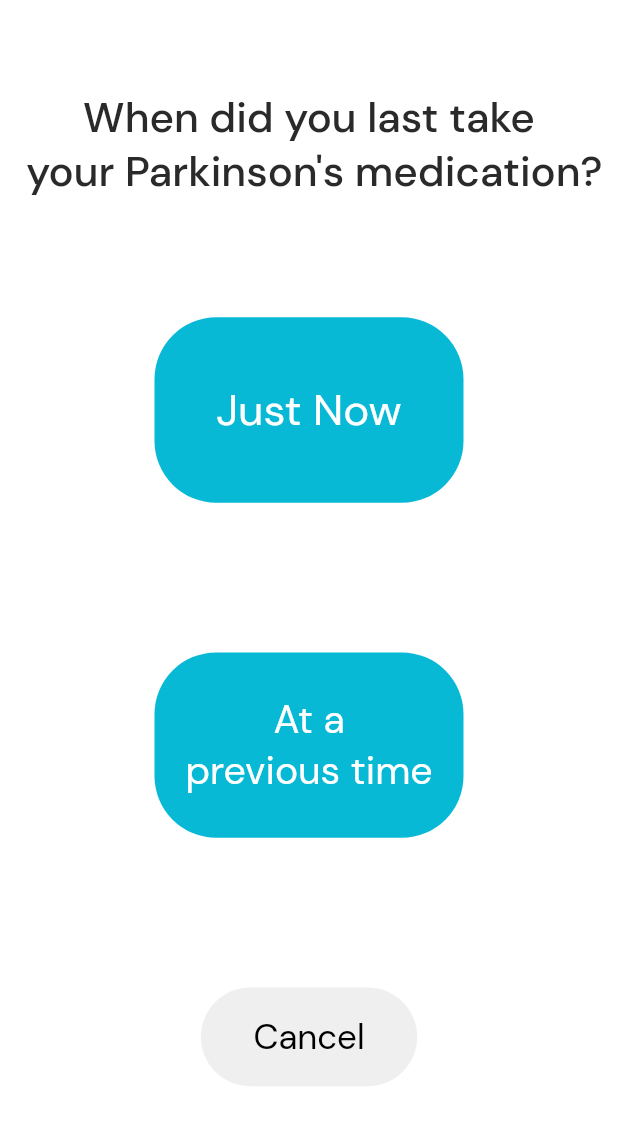
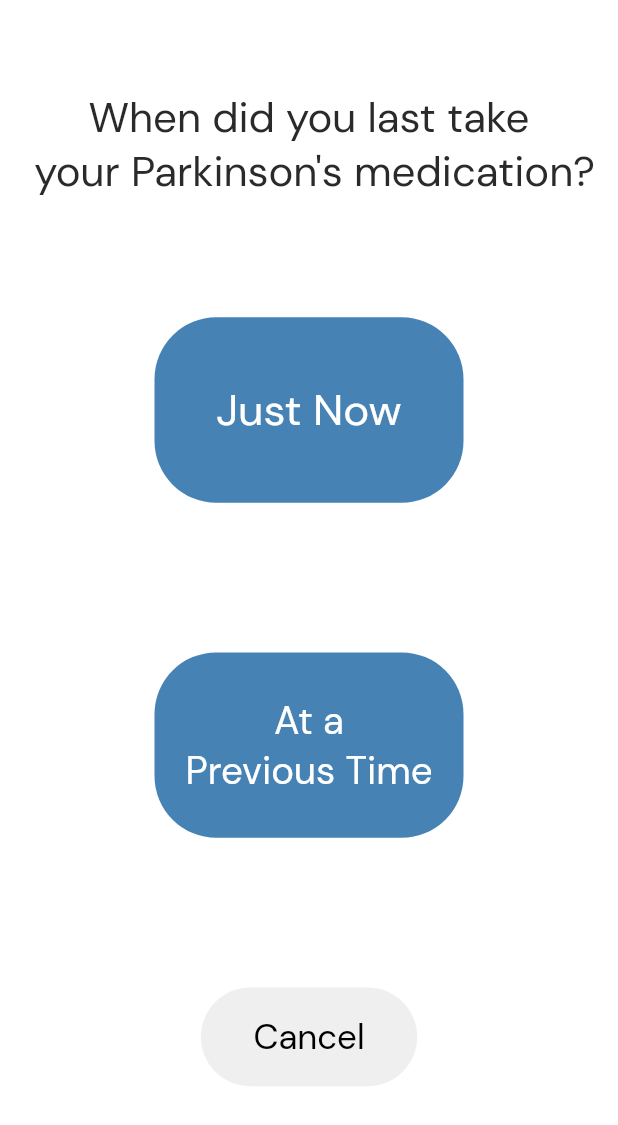
Before and after one commit to UBC-CIC/parkinsons-survey-app, a Flutter app: the PatientHomePage screen opened directly, after a tap on an icon or button, on a phone screen of 412 x 824 dp. Shown: the top 1125 px of the screen. Run offline on Flutter 3.47's test engine with Material 2 defaults, Android fonts, the phone set to English and light mode, and no system bars; our stand-ins replace awesome_notifications, flutter_spinkit, localstorage, shared_preferences; missing offline and left inert: animated_check, animated_cross, flutter_screen_lock, gaimon, survey_kit; accounts and stored records are empty.

```diff
--- a/lib/custom_selection_list_tile.dart
+++ b/lib/custom_selection_list_tile.dart
@@ -23,7 +23,7 @@ class CustomSelectionListTile extends StatelessWidget {
       if (states.any(interactiveStates.contains)) {
         return Colors.blue;
       }
-      return Colors.cyan;
+      return Color(0xff00A2C8);
     }
 
     return Column(
@@ -39,7 +39,7 @@ class CustomSelectionListTile extends StatelessWidget {
                   text,
                   textAlign: TextAlign.start,
                   style: TextStyle(
-                    color: isSelected? Colors.cyan: Colors.black,
+                    color: isSelected? Color(0xff00A2C8): Colors.black,
                     fontFamily: 'DMSans-Regualar',
                     fontSize: 26
                   )
--- a/lib/main.dart
+++ b/lib/main.dart
@@ -1,7 +1,7 @@
 import 'package:flutter/cupertino.dart';
 import 'package:flutter/material.dart';
 import 'package:parkinsons_app/patient_home_page.dart';
-import 'package:parkinsons_app/trial_start_page.dart';
+import 'package:parkinsons_app/start_study_page.dart';
 import 'package:shared_preferences/shared_preferences.dart';
 import 'package:awesome_notifications/awesome_notifications.dart';
 
@@ -78,7 +78,7 @@ class _PageRouterState extends State<PageRouter> {
       if (context.mounted) {
         Navigator.of(context).push(
           PageRouteBuilder(
-            pageBuilder: (_, __, ___) => const TrialStartPage(),
+            pageBuilder: (_, __, ___) => const StudyStartPage(),
             transitionDuration: const Duration(milliseconds: 250),
             transitionsBuilder: (_, a, __, c) => FadeTransition(opacity: a, child: c),
           ),
--- /dev/null
+++ b/lib/medication_now_or_previous.dart
@@ -0,0 +1,164 @@
+import 'dart:core';
+import 'package:flutter/foundation.dart';
+import 'package:flutter/material.dart';
+import 'package:intl/intl.dart';
+import 'package:parkinsons_app/medication_confirmation_page.dart';
+import 'package:parkinsons_app/medication_time_picking_page.dart';
+
+class MedicationNowPrevious extends StatefulWidget {
+  const MedicationNowPrevious({
+    Key? key,
+  }) : super(key: key);
+
+
+  @override
+  State<MedicationNowPrevious> createState() => _MedicationNowPreviousState();
+}
+
+class _MedicationNowPreviousState extends State<MedicationNowPrevious> {
+
+  @override
+  void initState() {
+    super.initState();
+  }
+
+
+  //Formats time zone offset to be in +/-xx:xx format
+  String dateTimeToString(DateTime time) {
+    String twoDigits(int n) {
+      if (n >= 10) return '$n';
+      return '0$n';
+    }
+    final duration = time.timeZoneOffset, hours = duration.inHours, minutes = duration.inMinutes.remainder(60).abs().toInt();
+    DateFormat outputFormat = DateFormat("yyyy-MM-dd HH:mm:ss");
+    String outputTimeString = outputFormat.format(time);
+
+    return '$outputTimeString${hours > 0 ? '+' : '-'}${twoDigits(hours.abs())}:${twoDigits(minutes)}';
+  }
+
+  @override
+  Widget build(BuildContext context) {
+
+
+    double height = MediaQuery.of(context).size.height;
+    double width = MediaQuery.of(context).size.width;
+
+    return MaterialApp(
+      home: Scaffold(
+        backgroundColor: Colors.white,
+        extendBodyBehindAppBar: false,
+        body: Center(
+          child: Column(
+            mainAxisAlignment: MainAxisAlignment.spaceEvenly,
+            crossAxisAlignment: CrossAxisAlignment.center,
+            children: [
+              Padding(
+                padding: EdgeInsets.fromLTRB(0, 0.0 * height, 0, 0.0 * height),
+                child: const Text(
+                  'When did you last take\n your Parkinson\'s medication?',
+                  textAlign: TextAlign.center,
+                  style: TextStyle(
+                    fontFamily: 'DMSans-Regular',
+                    color: Color(0xff2A2A2A),
+                    fontSize: 28,
+                  ),
+                ),
+              ),
+              Padding(
+                padding: const EdgeInsets.fromLTRB(0,20,0,20),
+                child: SizedBox(
+                  width: 0.5*width,
+                  height: 0.15*height,
+                  child: ElevatedButton(
+                    onPressed: () {
+                      String timestamp = dateTimeToString(DateTime.now());
+                      if (kDebugMode) {
+                        print(timestamp);
+                      }
+                      Navigator.push(context, MaterialPageRoute(builder: (context) => RecordMedicationConfirmation(justTaken: true, timeStamp: timestamp, formattedTimeStamp: '',)));
+                      // Navigator.push(context, MaterialPageRoute(builder: (context) => const RecordMedicationConfirmation(justTaken: true, timeStamp: ));
+                    },
+                    style: ElevatedButton.styleFrom(
+                        elevation: 0,
+                        backgroundColor: const Color(0xff4682b4),
+                        shape: RoundedRectangleBorder(
+                          borderRadius: BorderRadius.circular(0.05*height),
+                          //border radius equal to or more than 50% of width
+                        )),
+                    child: SizedBox(
+                      width: 0.3*width,
+                      height: 0.15*height,
+                      child: const FittedBox(
+                        fit: BoxFit.scaleDown,
+                        child: Text(
+                          'Just Now',
+                          style: TextStyle(fontSize: 40, fontFamily: 'DMSans-Regular'),
+                          textAlign: TextAlign.center,
+                        ),),),
+                  ),
+                ),
+              ),
+              Padding(
+                padding: const EdgeInsets.fromLTRB(0,20,0,20),
+                child: SizedBox(
+                  width: 0.5*width,
+                  height: 0.15*height,
+                  child: ElevatedButton(
+                    onPressed: () {
+                      Navigator.push(context, MaterialPageRoute(builder: (context) => MedicationTimePicking()));
+                    },
+                    style: ElevatedButton.styleFrom(
+                        elevation: 0,
+                        backgroundColor: const Color(0xff4682b4),
+                        shape: RoundedRectangleBorder(
+                          borderRadius: BorderRadius.circular(0.05*height),
+                          //border radius equal to or more than 50% of width
+                        )),
+                    child: SizedBox(
+                      width: 0.4*width,
+                      height: 0.1*height,
+                      child: const FittedBox(
+                        fit: BoxFit.scaleDown,
+                        child: Text(
+                          'At a\nPrevious Time',
+                          style: TextStyle(fontSize: 40, fontFamily: 'DMSans-Regular'),
+                          textAlign: TextAlign.center,
+                        ),),),
+                  ),
+                ),
+              ),
+              Padding(
+                padding: const EdgeInsets.fromLTRB(0,20,0,40),
+                child: SizedBox(
+                  width: 0.35*width,
+                  height: 0.08*height,
+                  child: ElevatedButton(
+                    onPressed: () {
+                      Navigator.pop(context);
+                    },
+                    style: ElevatedButton.styleFrom(
+                        elevation: 0,
+                        backgroundColor: const Color(0xffefefef),
+                        shape: RoundedRectangleBorder(
+                          borderRadius: BorderRadius.circular(0.05*height),
+                        )),
+                    child: SizedBox(
+                      width: 0.18*width,
+                      height: 0.07*height,
+                      child: const FittedBox(
+                        fit: BoxFit.scaleDown,
+                        child: Text(
+                          'Cancel',
+                          style: TextStyle(fontSize: 30, fontFamily: 'DMSans-Regular', color: Colors.black),
+                          textAlign: TextAlign.center,
+                        ),),),
+                  ),
+                ),
+              ),
+            ],
+          ),
+        ),
+      ),
+    );
+  }
+}
--- a/lib/patient_home_page.dart
+++ b/lib/patient_home_page.dart
@@ -2,9 +2,11 @@ import 'package:awesome_notifications/awesome_notifications.dart';
 import 'package:flutter/material.dart';
 import 'package:parkinsons_app/admin_page.dart';
 import 'package:parkinsons_app/medication_confirmation_page.dart';
-import 'package:parkinsons_app/record_medication_time_page.dart';
+import 'package:parkinsons_app/medication_now_or_previous.dart';
 import 'package:parkinsons_app/survey.dart';
 import 'package:flutter_screen_lock/flutter_screen_lock.dart';
+import 'package:parkinsons_app/survey_now_or_previous.dart';
+import 'package:parkinsons_app/survey_time_picking_page.dart';
 import 'package:shared_preferences/shared_preferences.dart';
 
 class PatientHomePage extends StatefulWidget {
@@ -68,11 +70,11 @@ class _PatientHomePageState extends State<PatientHomePage> {
                 height: 0.2*height,
                 child: ElevatedButton(
                   onPressed: () {
-                    Navigator.push(context, MaterialPageRoute(builder: (context) => const Survey()));
+                    Navigator.push(context, MaterialPageRoute(builder: (context) => const SurveyNowPrevious()));
                   },
                   style: ElevatedButton.styleFrom(
                       elevation: 0,
-                      backgroundColor: const Color(0xff07B9D5),
+                      backgroundColor: const Color(0xff4682b4),
                       shape: RoundedRectangleBorder(
                         borderRadius: BorderRadius.circular(0.05*height),
                         //border radius equal to or more than 50% of width
@@ -97,11 +99,11 @@ class _PatientHomePageState extends State<PatientHomePage> {
                 height: 0.2*height,
                 child: ElevatedButton(
                   onPressed: () async {
-                    Navigator.push(context, MaterialPageRoute(builder: (context) => const RecordMedicationTime()));
+                    Navigator.push(context, MaterialPageRoute(builder: (context) => const MedicationNowPrevious()));
                   },
                   style: ElevatedButton.styleFrom(
                       elevation: 0,
-                      backgroundColor: const Color(0xff07B9D5),
+                      backgroundColor: const Color(0xff4682b4),
                       shape: RoundedRectangleBorder(
                         borderRadius: BorderRadius.circular(0.05*height),
                         //border radius equal to or more than 50% of width
--- a/lib/record_medication_time_page.dart
+++ b/lib/survey_now_or_previous.dart
@@ -4,18 +4,20 @@ import 'package:flutter/material.dart';
 import 'package:intl/intl.dart';
 import 'package:parkinsons_app/medication_confirmation_page.dart';
 import 'package:parkinsons_app/medication_time_picking_page.dart';
+import 'package:parkinsons_app/survey.dart';
+import 'package:parkinsons_app/survey_time_picking_page.dart';
 
-class RecordMedicationTime extends StatefulWidget {
-  const RecordMedicationTime({
+class SurveyNowPrevious extends StatefulWidget {
+  const SurveyNowPrevious({
     Key? key,
   }) : super(key: key);
 
 
   @override
-  State<RecordMedicationTime> createState() => _RecordMedicationTimeState();
+  State<SurveyNowPrevious> createState() => _SurveyNowPreviousState();
 }
 
-class _RecordMedicationTimeState extends State<RecordMedicationTime> {
+class _SurveyNowPreviousState extends State<SurveyNowPrevious> {
 
   @override
   void initState() {
@@ -55,10 +57,10 @@ class _RecordMedicationTimeState extends State<RecordMedicationTime> {
               Padding(
                 padding: EdgeInsets.fromLTRB(0, 0.0 * height, 0, 0.0 * height),
                 child: const Text(
-                  'When did you last take\n your Parkinson\'s medication?',
+                  'When did you experience\nyour symptoms?',
                   textAlign: TextAlign.center,
                   style: TextStyle(
-                    fontFamily: 'DMSans-Medium',
+                    fontFamily: 'DMSans-Regular',
                     color: Color(0xff2A2A2A),
                     fontSize: 28,
                   ),
@@ -75,12 +77,11 @@ class _RecordMedicationTimeState extends State<RecordMedicationTime> {
                       if (kDebugMode) {
                         print(timestamp);
                       }
-                      Navigator.push(context, MaterialPageRoute(builder: (context) => RecordMedicationConfirmation(justTaken: true, timeStamp: timestamp, formattedTimeStamp: '',)));
-                      // Navigator.push(context, MaterialPageRoute(builder: (context) => const RecordMedicationConfirmation(justTaken: true, timeStamp: ));
+                      Navigator.push(context, MaterialPageRoute(builder: (context) => Survey(timestamp: timestamp, isPreviousTime: false,)));
                     },
                     style: ElevatedButton.styleFrom(
                         elevation: 0,
-                        backgroundColor: const Color(0xff07B9D5),
+                        backgroundColor: const Color(0xff4682b4),
                         shape: RoundedRectangleBorder(
                           borderRadius: BorderRadius.circular(0.05*height),
                           //border radius equal to or more than 50% of width
@@ -105,11 +106,11 @@ class _RecordMedicationTimeState extends State<RecordMedicationTime> {
                   height: 0.15*height,
                   child: ElevatedButton(
                     onPressed: () {
-                      Navigator.push(context, MaterialPageRoute(builder: (context) => MedicationTimePicking()));
+                      Navigator.push(context, MaterialPageRoute(builder: (context) => SurveyTimePicking()));
                     },
                     style: ElevatedButton.styleFrom(
                         elevation: 0,
-                        backgroundColor: const Color(0xff07B9D5),
+                        backgroundColor: const Color(0xff4682b4),
                         shape: RoundedRectangleBorder(
                           borderRadius: BorderRadius.circular(0.05*height),
                           //border radius equal to or more than 50% of width
@@ -120,7 +121,7 @@ class _RecordMedicationTimeState extends State<RecordMedicationTime> {
                       child: const FittedBox(
                         fit: BoxFit.scaleDown,
                         child: Text(
-                          'At a\nprevious time',
+                          'At a\nPrevious Time',
                           style: TextStyle(fontSize: 40, fontFamily: 'DMSans-Regular'),
                           textAlign: TextAlign.center,
                         ),),),
--- a/lib/medication_time_picking_page.dart
+++ b/lib/survey_time_picking_page.dart
@@ -3,19 +3,20 @@ import 'package:intl/intl.dart';
 import 'dart:core';
 import 'package:flutter/cupertino.dart';
 import 'package:flutter/material.dart';
+import 'package:parkinsons_app/survey.dart';
 
 import 'medication_confirmation_page.dart';
 
-class MedicationTimePicking extends StatefulWidget {
-  const MedicationTimePicking({
+class SurveyTimePicking extends StatefulWidget {
+  const SurveyTimePicking({
     Key? key,
   }) : super(key: key);
 
   @override
-  State<MedicationTimePicking> createState() => _MedicationTimePickingState();
+  State<SurveyTimePicking> createState() => _SurveyTimePickingState();
 }
 
-class _MedicationTimePickingState extends State<MedicationTimePicking> {
+class _SurveyTimePickingState extends State<SurveyTimePicking> {
   late DateTime _result;
 
   @override
@@ -66,7 +67,7 @@ print(height);
               Padding(
                 padding: EdgeInsets.fromLTRB(0, 0.05 * height, 0, 0.1 * height),
                 child: const Text(
-                  'Please enter the time\nyou last took\nyour Parkinson\'s medication',
+                  'Please enter the time\nyou were experiencing\nyour symptoms',
                   textAlign: TextAlign.center,
                   style: TextStyle(
                     fontFamily: 'DMSans-Regular',
@@ -139,16 +140,14 @@ print(height);
                           Navigator.push(
                               context,
                               MaterialPageRoute(
-                                  builder: (context) => RecordMedicationConfirmation(
-                                        justTaken: false,
-                                        timeStamp: timestamp,
-                                        formattedTimeStamp: formattedDateTime,
+                                  builder: (context) => Survey(
+                                        timestamp: timestamp,
+                                        isPreviousTime: true,
                                       )));
-                          // Navigator.push(context, MaterialPageRoute(builder: (context) => const RecordMedicationConfirmation(justTaken: true, timeStamp: ));
                         },
                         style: ElevatedButton.styleFrom(
                             elevation: 0,
-                            backgroundColor: const Color(0xff07B9D5),
+                            backgroundColor: const Color(0xff4682b4),
                             shape: RoundedRectangleBorder(
                               borderRadius: BorderRadius.circular(0.05 * height),
                               //border radius equal to or more than 50% of width
--- a/pubspec.yaml
+++ b/pubspec.yaml
@@ -37,6 +37,7 @@ dependencies:
   # Use with the CupertinoIcons class for iOS style icons.
   cupertino_icons: ^1.0.2
 
+  gaimon: ^1.1.1+1
   survey_kit: ^0.1.2
   shared_preferences: ^2.1.1
   flutter_screen_lock: ^9.0.1
@@ -44,6 +45,9 @@ dependencies:
   awesome_notifications: ^0.7.4+1
   localstorage: ^4.0.0+1
   http: ^1.0.0
+  flutter_spinkit: ^5.1.0
+  animated_check: ^1.0.0
+  animated_cross: ^1.0.0
 
 
 dev_dependencies:
```
Also changed, not shown: lib/admin_page.dart (+99 -73 lines), lib/loading_page.dart (added, +101 -0 lines), lib/medication_confirmation_page.dart (+28 -5 lines), lib/start_study_page.dart (renamed from lib/trial_start_page.dart, +6 -6 lines), lib/survey.dart (+43 -24 lines), 1 other file.
